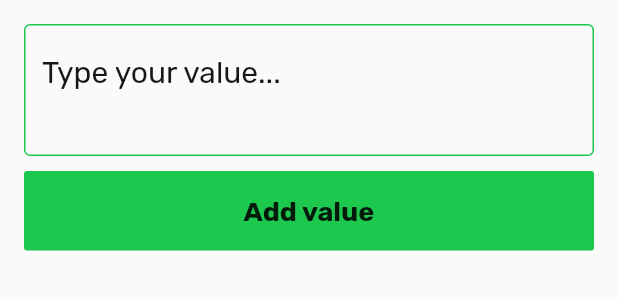
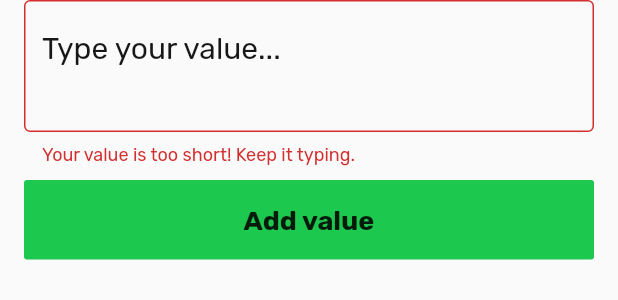
Before and after one commit to nektar95/netguru_task, a Flutter app: the AddValueInput widget shown alone on an empty page, opened directly, on a phone screen of 412 x 824 dp. Shown: the top 300 px of the screen. Run offline on Flutter 3.47's test engine with Material 2 defaults, Android fonts, the light colour scheme and no system bars; our stand-ins replace auto_size_text, bloc, convex_bottom_bar, equatable, firebase_core, firebase_crashlytics and 5 more; accounts and stored records are empty; generated files the repository leaves out were written again; project files that could hold a hidden picture were left out.

Commit message:
fix add value ui and validation, add remove favorite test, fix ios icons

```diff
--- a/lib/l10n/arb/app_en.arb
+++ b/lib/l10n/arb/app_en.arb
@@ -42,7 +42,11 @@
    },
    "addNewValueInputValidate": "Your value is too long! Max 250 characters.",
    "@addNewValueInputValidate": {
-     "description": "Validation for add value input"
+     "description": "Validation for add value input too long"
+   },
+   "addNewValueInputValidateShort": "Your value is too short! Keep it typing.",
+   "@addNewValueInputValidateShort": {
+     "description": "Validation for add value input too short"
    },
    "addNewValueButton": "Add value",
    "@addNewValueButton": {
--- a/lib/l10n/arb/app_pl.arb
+++ b/lib/l10n/arb/app_pl.arb
@@ -11,5 +11,6 @@
   "addNewValueInfo": "Zapisz swoję wartości. Czy masz jakąś?",
   "addNewValueInputHint": "Wpisz swoją wartość...",
   "addNewValueInputValidate": "Twoja wartość jest za długa! Maksymalnie 250 znaków.",
-  "addNewValueButton": "Dodaj wartość"
+  "addNewValueButton": "Dodaj wartość",
+  "addNewValueInputValidateShort": "Twoja wartość jest za krótka! Pisz dalej"
 }
--- a/lib/modules/add_value/ui/add_value_input.dart
+++ b/lib/modules/add_value/ui/add_value_input.dart
@@ -14,7 +14,7 @@ class AddValueInput extends StatelessWidget {
       key: _formKey,
       autovalidateMode: AutovalidateMode.always,
       child: Padding(
-        padding: const EdgeInsets.all(16.0),
+        padding: const EdgeInsets.fromLTRB(16.0, 0, 16.0, 32),
         child: Column(
           children: [
             TextFormField(
@@ -26,10 +26,16 @@ class AddValueInput extends StatelessWidget {
                   fontSize: 20),
               keyboardType: TextInputType.text,
               onFieldSubmitted: (_) {
-                BlocProvider.of<AddValueBloc>(context)
-                    .add(AddNewValue(valueController.value.text));
+                if (_formKey.currentState.validate()) {
+                  BlocProvider.of<AddValueBloc>(context)
+                      .add(AddNewValue(valueController.value.text));
+                }
               },
               validator: (value) {
+                if (value.length < 2) {
+                  return AppLocalizations.of(context)
+                      .addNewValueInputValidateShort;
+                }
                 if (value.length > 250) {
                   return AppLocalizations.of(context).addNewValueInputValidate;
                 }
@@ -61,8 +67,10 @@ class AddValueInput extends StatelessWidget {
                 AppLocalizations.of(context).addNewValueButton,
                 width: MediaQuery.of(context).size.width,
                 onPressed: () {
-                  BlocProvider.of<AddValueBloc>(context)
-                      .add(AddNewValue(valueController.value.text));
+                  if (_formKey.currentState.validate()) {
+                    BlocProvider.of<AddValueBloc>(context)
+                        .add(AddNewValue(valueController.value.text));
+                  }
                 },
               ),
             )
--- a/lib/modules/add_value/ui/add_value_page.dart
+++ b/lib/modules/add_value/ui/add_value_page.dart
@@ -24,8 +24,9 @@ class _AddValuePageState extends State<AddValuePage> {
 
   @override
   Widget build(BuildContext context) {
-    return Column(
-      mainAxisAlignment: MainAxisAlignment.center,
+    return SingleChildScrollView(
+      child: Column(
+        mainAxisAlignment: MainAxisAlignment.start,
         crossAxisAlignment: CrossAxisAlignment.start,
         children: [
           AddValueInfo(),
@@ -59,6 +60,7 @@ class _AddValuePageState extends State<AddValuePage> {
             return Container();
           }),
         ],
+      ),
     );
   }
 }
```
Also changed, not shown: lib/modules/add_value/ui/add_value_info.dart (+10 -2 lines), 47 other files. Lines whose indentation alone changed are shown as unchanged.
